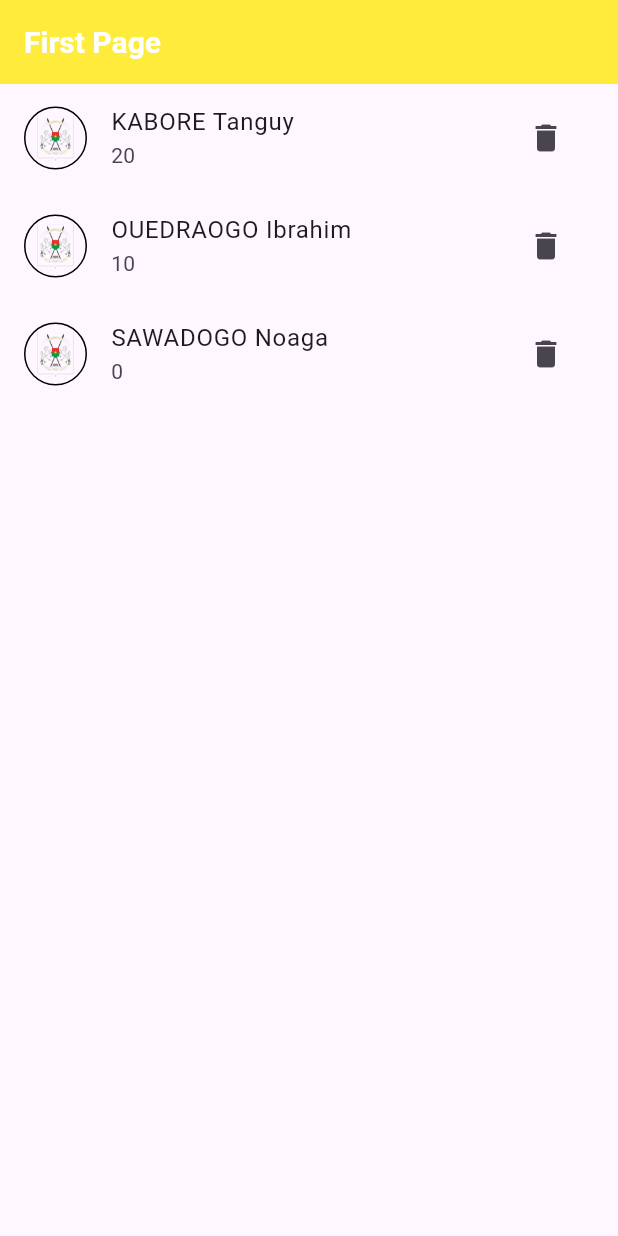
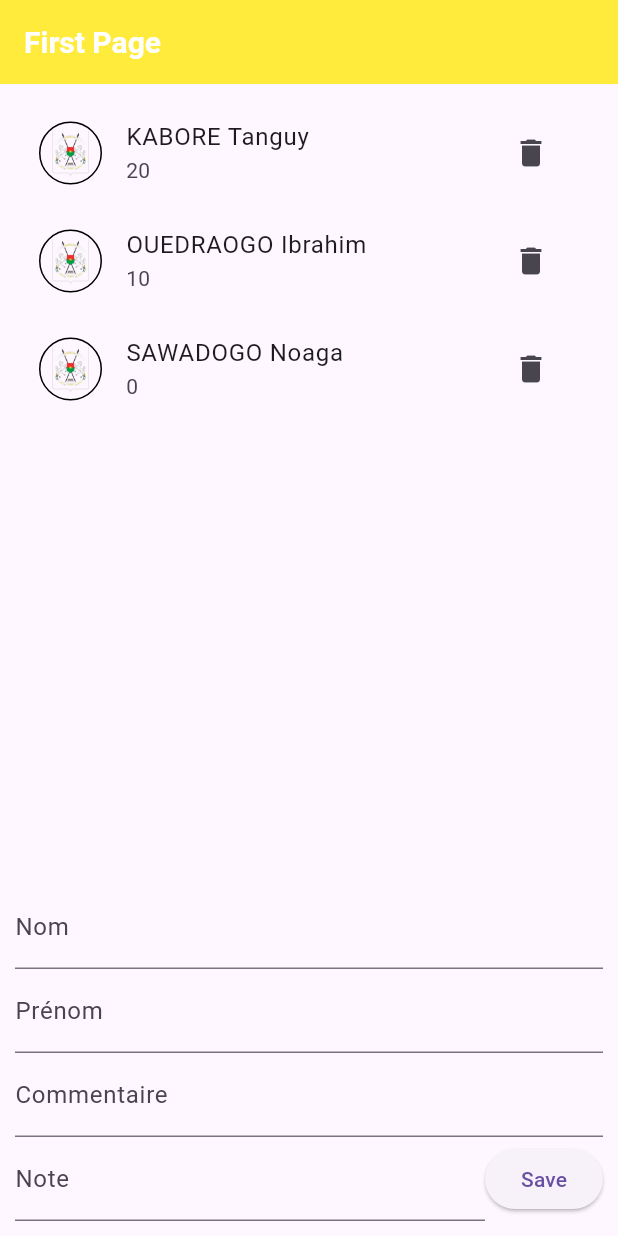
Before and after one commit to tanguy-kabore/basic-flutter-student-management, a Flutter app: the screen it shows after launch, on a phone screen of 412 x 824 dp. Run offline on Flutter 3.47's test engine with Material 3 defaults, Android fonts, the phone set to English and light mode, and no system bars.

Commit message:
Ajout du formulaire sans aucune action

```diff
--- a/lib/main.dart
+++ b/lib/main.dart
@@ -50,7 +50,8 @@ class FirstPageState extends State<FirstPage> {
 
   @override
   Widget build(BuildContext context) {
-    return Center(
+    return Padding(padding: EdgeInsets.all(10),
+    child: Center(
       child: Column(children: [
         Expanded(child: ListView.builder(
           itemCount: students.length,
@@ -100,8 +101,16 @@ class FirstPageState extends State<FirstPage> {
               ),
             );
           }),),
-          Form(child: Column())
+          Form(child: Column(children: [
+            TextField(decoration: InputDecoration(labelText: 'Nom'),),
+            TextField(decoration: InputDecoration(labelText: 'Prénom'),),
+            TextField(decoration: InputDecoration(labelText: 'Commentaire'),),
+            Row(children: [
+              Expanded(child: TextField(decoration: InputDecoration(labelText: 'Note'),),),
+              ElevatedButton(onPressed: (){}, child: const Text('Save'))
+            ],)
+          ],))
       ],)
-    );
+    ),);
   }
 }
```
